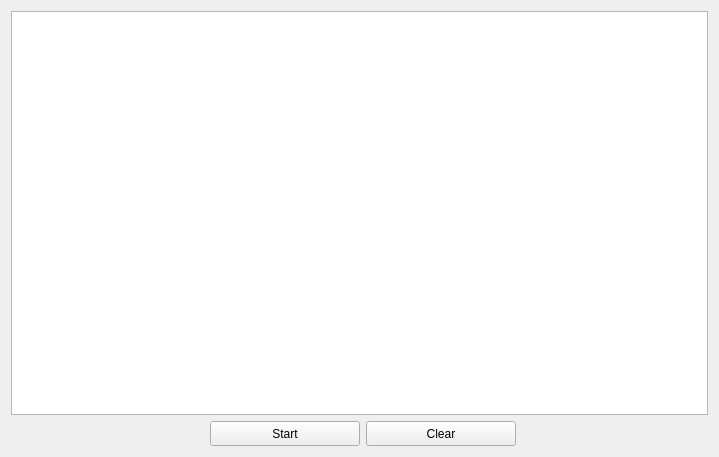
Old version of the form UI/packets.ui in the repository niko2992/networksecurity2014.
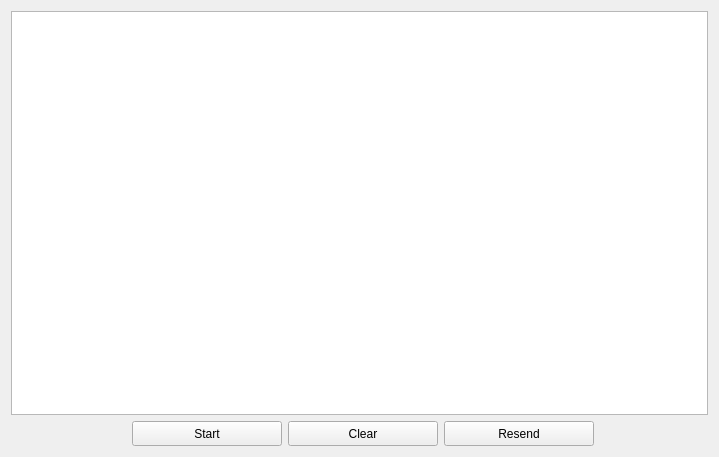
New version of the form.

Commit message: ajout edit packet et resend packet

```diff
--- a/UI/packets.ui
+++ b/UI/packets.ui
@@ -32,7 +32,7 @@
       <property name="bottomMargin">
        <number>0</number>
       </property>
-      <item row="0" column="0" colspan="5">
+      <item row="0" column="0" colspan="6">
        <widget class="QListWidget" name="packetList"/>
       </item>
       <item row="1" column="2" alignment="Qt::AlignHCenter">
@@ -86,7 +86,7 @@
         </property>
        </spacer>
       </item>
-      <item row="1" column="4">
+      <item row="1" column="5">
        <spacer name="horizontalSpacer_4">
         <property name="orientation">
          <enum>Qt::Horizontal</enum>
@@ -99,6 +99,25 @@
         </property>
        </spacer>
       </item>
+      <item row="1" column="4">
+       <widget class="QPushButton" name="resend">
+        <property name="minimumSize">
+         <size>
+          <width>150</width>
+          <height>25</height>
+         </size>
+        </property>
+        <property name="maximumSize">
+         <size>
+          <width>150</width>
+          <height>25</height>
+         </size>
+        </property>
+        <property name="text">
+         <string>Resend</string>
+        </property>
+       </widget>
+      </item>
      </layout>
     </widget>
    </item>
```
The commit also changes 2 other files.
